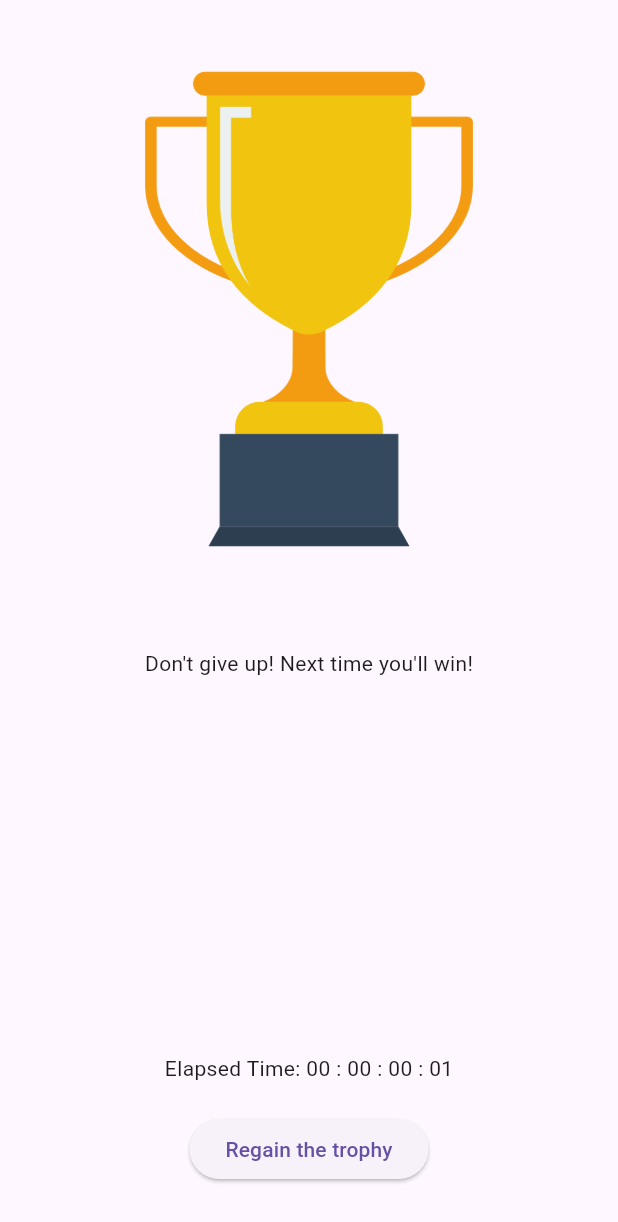
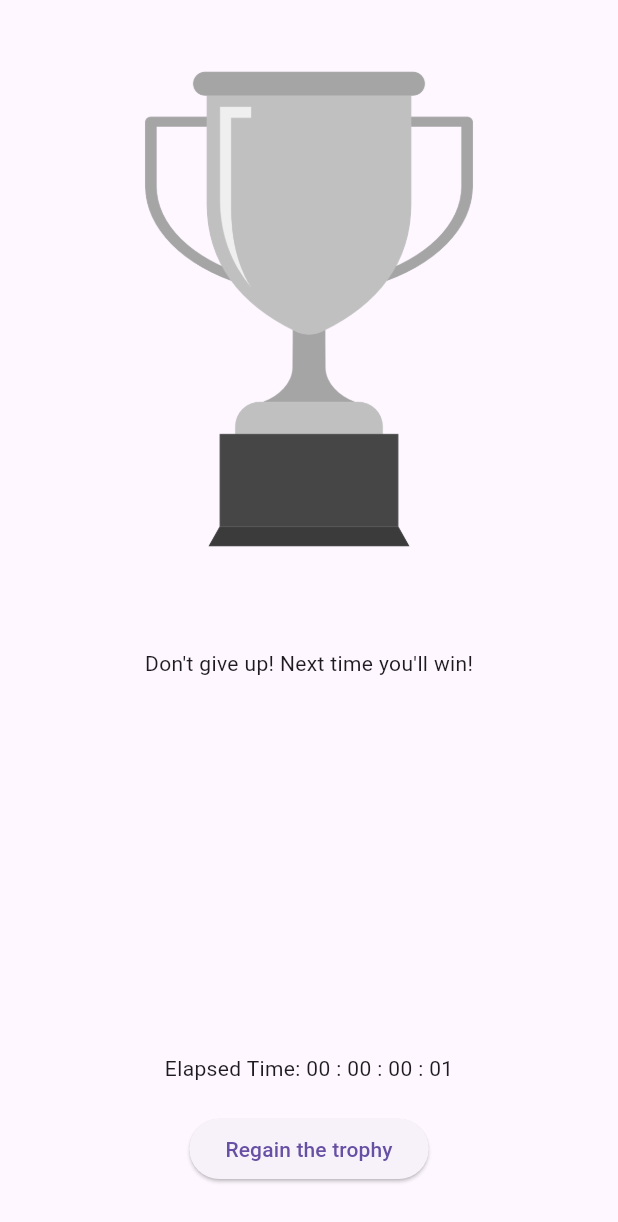
Before and after one commit to mat183/trophy_holder, a Flutter app: the screen it shows after launch, after a tap on "Return the trophy", on a phone screen of 412 x 824 dp. Shown: the top 1222 px of the screen. Run offline on Flutter 3.47's test engine with Material 3 defaults, Android fonts, the phone set to English and light mode, and no system bars.

Commit message:
Conditional color filtering of trophy image

```diff
--- a/lib/trophy_holder.dart
+++ b/lib/trophy_holder.dart
@@ -33,11 +33,26 @@ class _TrophyHolderState extends State<TrophyHolder> {
         ? 'You own the trophy! You are the best!'
         : 'Don\'t give up! Next time you\'ll win!';
 
+    final conditionalColorFilter = holdingTrophy
+        ? const ColorFilter.mode(
+            Colors.transparent,
+            BlendMode.multiply,
+          )
+        : const ColorFilter.matrix(<double>[
+            0.2126, 0.7152, 0.0722, 0, 0, // Red channel
+            0.2126, 0.7152, 0.0722, 0, 0, // Green channel
+            0.2126, 0.7152, 0.0722, 0, 0, // Blue channel
+            0, 0, 0, 1, 0, // Alpha channel (preserve transparency)
+          ]);
+
     return MaterialApp(
       home: Scaffold(
         body: Column(
           children: [
-            Image.asset('assets/images/trophy2.png'),
+            ColorFiltered(
+              colorFilter: conditionalColorFilter,
+              child: Image.asset('assets/images/trophy2.png'),
+            ),
             const SizedBox(height: 20),
             Text(motivationalText),
             const SizedBox(height: 250),
```
